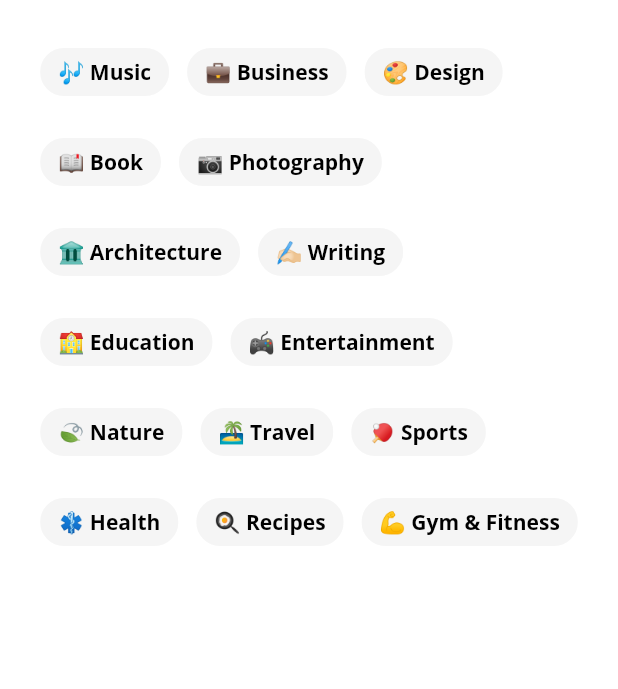
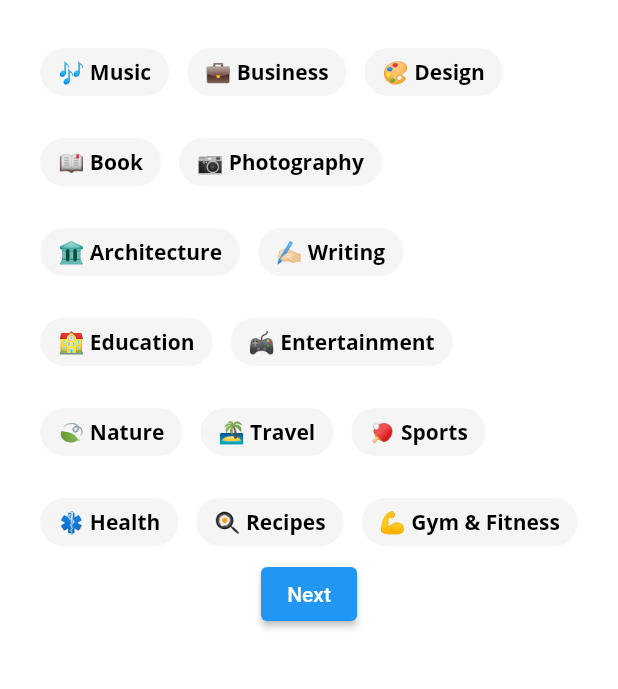
Before and after one commit to ZayniddinMamarasulov/DigiNews, a Flutter app: the PickTopicsPage screen opened directly, on a phone screen of 412 x 824 dp, the part 204-893 px from its top. Run offline on Flutter 3.47's test engine with Material 2 defaults, Android fonts, the phone set to English and light mode, and no system bars; our stand-ins replace bouncing_widget, google_fonts, intl_phone_number_input.

Commit message:
nimadir ish qildim

```diff
--- a/lib/main_navigation.dart
+++ b/lib/main_navigation.dart
@@ -16,6 +16,7 @@ abstract class MainNavigationRouteNames {
   static const resetPassWithEmail = '/reset_pass_with_email';
   static const resetPassWithPhoneNumber = '/reset_pass_with_phone_number';
   static const authentication = '/auth/sign_up/authentication';
+  static const home = '/home';
 }
 
 class MainNavigation {
@@ -32,6 +33,7 @@ class MainNavigation {
     MainNavigationRouteNames.resetPassWithEmail: (context) =>
         const RecoveryPassByEmail(),
     MainNavigationRouteNames.resetPassWithPhoneNumber: (context) =>
-        const RecoveryPassByPhoneNumber(),
+        const RecoveryPassByPhoneNumber()
+    // MainNavigationRouteNames.home: (context) => const HomeTest(),
   };
 }
--- a/lib/screens/register_and_login/login_page/components/signup_text_button.dart
+++ b/lib/screens/register_and_login/login_page/components/signup_button.dart
@@ -2,8 +2,8 @@ import 'package:flutter/gestures.dart';
 import 'package:flutter/material.dart';
 import 'package:news_app/main_navigation.dart';
 
-class SignUptextButton extends StatelessWidget {
-  const SignUptextButton({Key? key}) : super(key: key);
+class SignUpButton extends StatelessWidget {
+  const SignUpButton({Key? key}) : super(key: key);
 
   @override
   Widget build(BuildContext context) {
--- a/lib/screens/register_and_login/login_page/login_page.dart
+++ b/lib/screens/register_and_login/login_page/login_page.dart
@@ -1,7 +1,7 @@
 import 'package:flutter/material.dart';
 import 'package:news_app/screens/register_and_login/login_page/components/app_bar.dart';
 import 'package:news_app/screens/register_and_login/login_page/components/form_fields.dart';
-import 'package:news_app/screens/register_and_login/login_page/components/signup_text_button.dart';
+import 'package:news_app/screens/register_and_login/login_page/components/signup_button.dart';
 import 'package:news_app/screens/register_and_login/login_page/components/welcome_back_text.dart';
 
 class LoginPage extends StatefulWidget {
@@ -24,7 +24,7 @@ class _LoginPageState extends State<LoginPage> {
             children: [
               const WelcomeBackText(),
               FormFields(),
-              const SignUptextButton(),
+              const SignUpButton(),
             ],
           ),
         ),
--- a/lib/screens/register_and_login/pick_topics/pick_topics_page.dart
+++ b/lib/screens/register_and_login/pick_topics/pick_topics_page.dart
@@ -1,4 +1,5 @@
 import 'package:flutter/material.dart';
+import 'package:news_app/main_navigation.dart';
 import 'package:news_app/utils/colors.dart';
 import 'package:news_app/screens/register_and_login/login_page/components/app_bar.dart';
 
@@ -50,6 +51,12 @@ class _PickTopicsPageState extends State<PickTopicsPage> {
                 runSpacing: 12,
                 children: topics,
               ),
+              ElevatedButton(
+                onPressed: () {
+                  Navigator.pushNamed(context, MainNavigationRouteNames.home);
+                },
+                child: const Text('Next'),
+              )
             ],
           ),
         ),
@@ -61,7 +68,9 @@ class _PickTopicsPageState extends State<PickTopicsPage> {
     bool isSelected = topic.isSelected;
     return ChoiceChip(
       backgroundColor: Colors.grey[100],
-      label: Text(topic.title,),
+      label: Text(
+        topic.title,
+      ),
       selectedColor: Colors.black,
       labelStyle: TextStyle(color: isSelected ? Colors.white : Colors.black),
       selected: isSelected,
--- a/lib/utils/colors.dart
+++ b/lib/utils/colors.dart
@@ -1,7 +1,9 @@
 import 'dart:ui';
 
 class AppColors {
-  static Color white = const Color(0xFFE5E5E5);
+  static const Color white =  Color(0xFFE5E5E5);
+  static const Color unselectedLabel = Color(0x00b8b8b8);
+
 
   //TODO : MOVE LIST BELOW to another file
 
```
